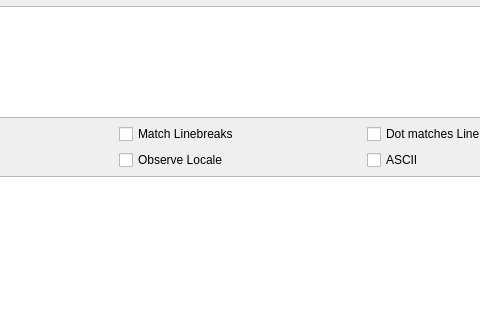
This is Plugins/WizardPlugins/PyRegExpWizard/PyRegExpWizardDialog.ui in testmana2/test as Qt 5 draws it before an edit; both pictures show x 135 to 615 and y 268 to 588 of the 750 by 700 pixel window. The edited form follows.
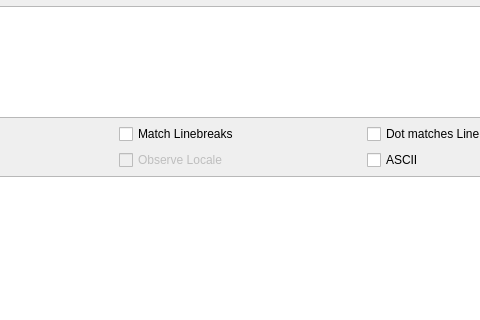
This is the edited form.

Diff of the .ui file:
```diff
--- a/Plugins/WizardPlugins/PyRegExpWizard/PyRegExpWizardDialog.ui
+++ b/Plugins/WizardPlugins/PyRegExpWizard/PyRegExpWizardDialog.ui
@@ -511,6 +511,9 @@
        </item>
        <item row="1" column="1">
         <widget class="QCheckBox" name="localeCheckBox">
+         <property name="enabled">
+          <bool>false</bool>
+         </property>
          <property name="text">
           <string>Observe Locale</string>
          </property>
```
